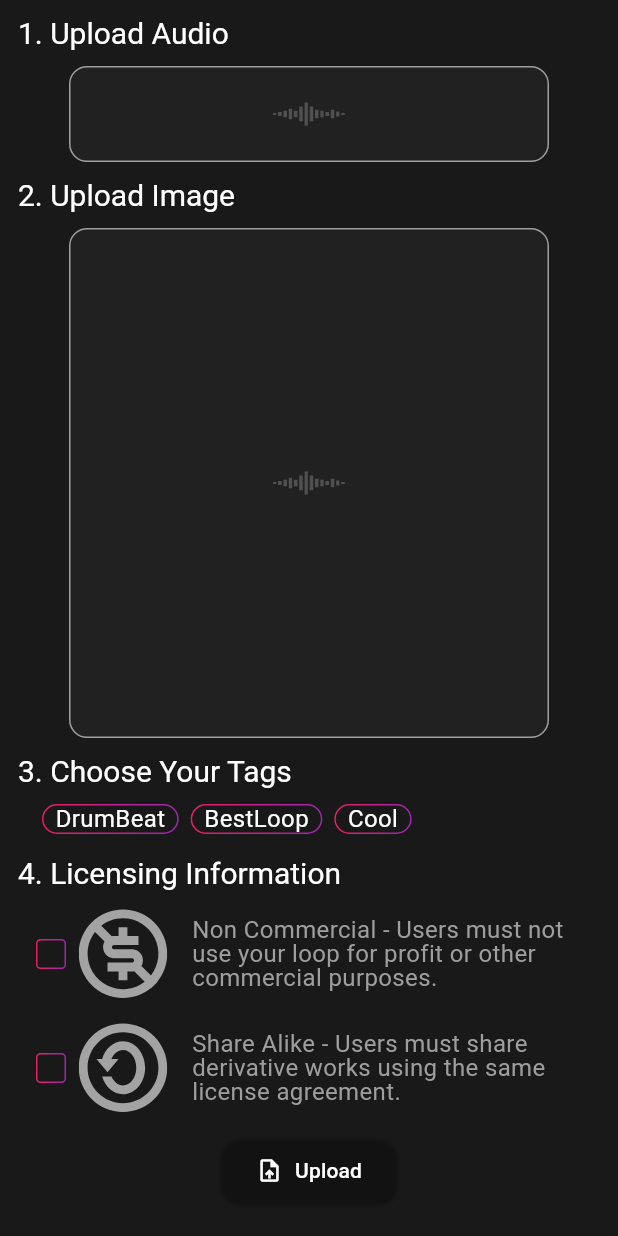
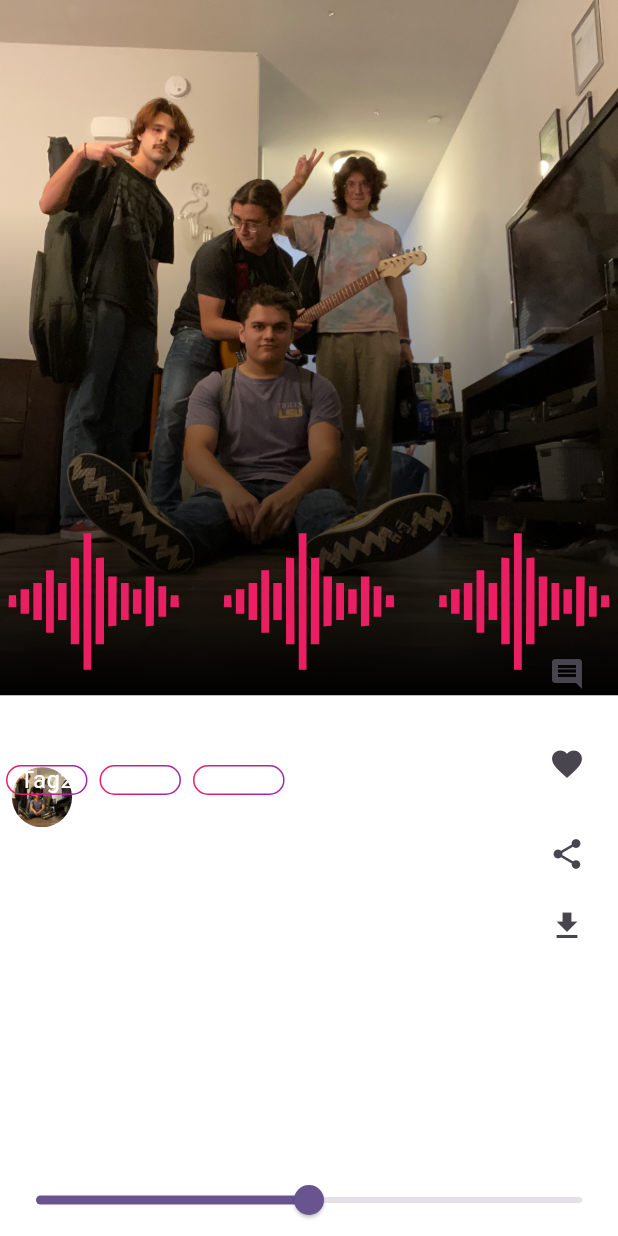
Before and after one commit to makeisalmon/bestloop_app, a Flutter app: the screen it shows after launch, on a phone screen of 412 x 824 dp. Run offline on Flutter 3.47's test engine with Material 3 defaults, Android fonts, the phone set to English and light mode, and no system bars; our stand-ins replace flutter_svg, gradient_borders.

Commit message:
commit with brain-rot
need to fix widget spacing to be relative to screen? maybe? two absolutes.

```diff
--- /dev/null
+++ b/lib/brain_rot.dart
@@ -0,0 +1,247 @@
+import 'dart:math';
+import 'package:flutter/material.dart';
+import 'package:flutter_svg/flutter_svg.dart';
+import 'loop_files/loop_data.dart'; // Import the common LoopData class
+import 'loop_files/carhood.dart' as carhood;
+import 'loop_files/dog.dart' as dog;
+import 'loop_files/unsure.dart' as unsure;
+import 'package:bestloop_app/tag_widget.dart';
+
+/*to add, use carhood as baseline, make new dart file, import it above, then put it in current loop data. be sure to update assets*/
+
+class Rotting extends StatefulWidget {
+  @override
+  _Rotting createState() => _Rotting();
+}
+
+class _Rotting extends State<Rotting> {
+  late LoopData currentLoopData;
+  final PageController _pageController = PageController();
+  final List<LoopData> loops = [
+    carhood.loopData,
+    dog.loopData,
+    unsure.loopData,
+  ];
+
+  @override
+  void initState() {
+    super.initState();
+    currentLoopData = carhood.loopData;
+  }
+
+  void _loadRandomLoop() {
+    final random = Random();
+    setState(() {
+      currentLoopData = loops[random.nextInt(loops.length)];
+    });
+  }
+
+  @override
+  Widget build(BuildContext context) {
+    return Scaffold(
+      body: PageView.builder(
+        controller: _pageController,
+        scrollDirection: Axis.vertical,
+        onPageChanged: (index) {
+          _loadRandomLoop();
+        },
+        itemBuilder: (context, index) {
+          return Stack(
+            children: [
+              Column(
+                children: [
+                  // Background Image with Gradient Overlay
+                  Container(
+                    width: double.infinity,
+                    child: AspectRatio(
+                      aspectRatio: 16 / 18,
+                      child: Stack(
+                        children: [
+                          Container(
+                            decoration: BoxDecoration(
+                              image: DecorationImage(
+                                image: AssetImage(currentLoopData.imagePath),
+                                fit: BoxFit.cover,
+                              ),
+                            ),
+                          ),
+                          Container(
+                            decoration: const BoxDecoration(
+                              gradient: LinearGradient(
+                                begin: Alignment.topCenter,
+                                end: Alignment.bottomCenter,
+                                colors: [
+                                  Colors.transparent,
+                                  Colors.black,
+                                ],
+                                stops: [
+                                  .3,
+                                  1,
+                                ],
+                              ),
+                            ),
+                          ),
+                          // Add the SVG overlay here
+                          Align(
+                            alignment: Alignment.bottomLeft, // Adjust alignment as needed
+                            child: Container(
+                              width: 125, // Set the desired width
+                              height: 125, // Set the desired height
+                              child: SvgPicture.asset(
+                                'assets/pink.svg', // Path to your SVG asset
+                                color: Colors.pink, // Change the color of the SVG
+                              ),
+                            ),
+                          ),
+                          Align(
+                            alignment: Alignment.bottomRight, // Adjust alignment as needed
+                            child: Container(
+                              width: 125, // Set the desired width
+                              height: 125, // Set the desired height
+                              child: SvgPicture.asset(
+                                'assets/pink.svg', // Path to your SVG asset
+                                color: Colors.pink, // Change the color of the SVG
+                              ),
+                            ),
+                          ),
+                          Align(
+                            alignment: Alignment.bottomCenter, // Adjust alignment as needed
+                            child: Container(
+                              width: 125, // Set the desired width
+                              height: 125, // Set the desired height
+                              child: SvgPicture.asset(
+                                'assets/pink.svg', // Path to your SVG asset
+                                color: Colors.pink, // Change the color of the SVG
+                              ),
+                            ),
+                          ),
+                        ],
+                      ),
+                    ),
+                  ),
+
+                  // Title and Artist Information
+                  Padding(
+                    padding: const EdgeInsets.all(8.0),
+                    child: Column(
+                      crossAxisAlignment: CrossAxisAlignment.start,
+                      children: [
+                        Text(
+                          currentLoopData.loopTitle,
+                          style: TextStyle(fontSize: 24, color: Colors.white),
+                        ),
+                        Container(
+                          margin: const EdgeInsets.only(
+                              top: 16.0, bottom: 8.0, left: 0.0, right: 12.0),
+                          child: Row(
+                            crossAxisAlignment: CrossAxisAlignment.start,
+                            children: [
+                              Container(
+                                margin: const EdgeInsets.only(right: 8.0),
+                                child: CircleAvatar(
+                                  backgroundImage: AssetImage(
+                                      currentLoopData.artistImagePath),
+                                ),
+                              ),
+                              Expanded(
+                                child: Column(
+                                  crossAxisAlignment: CrossAxisAlignment.start,
+                                  children: [
+                                    // Add SizedBox to move the text down
+                                    SizedBox(height: 10), // Adjust the height as needed
+                                    Text(
+                                      currentLoopData.artistName,
+                                      style: TextStyle(
+                                          fontSize: 18, color: Colors.white),
+                                    ),
+                                  ],
+                                ),
+                              ),
+                            ],
+                          ),
+                        ),
+                      ],
+                    ),
+                  ),
+                  // Waveform Placeholder
+                  Container(
+                    height: 0,
+                    color: Colors.transparent,
+                    child: const Center(child: Text('Waveform Placeholder')),
+                  ),
+                ],
+              ),
+              Container(
+                margin: const EdgeInsets.only(top: 510.0, bottom: 0.0),
+                child: SmallTag(
+                  tags: ['Tag2', 'Tag3', 'NAUR'],
+                  onDeleteTag: (index) {
+                    print('Deleted tag at index: $index');
+                  },
+                ),
+              ),
+              // Icons Column
+              Positioned(
+                top: 425, // Adjust this value to move the icons lower
+                right: 10,
+                child: Column(
+                  children: [
+                    IconButton(
+                      icon: Icon(Icons.comment),
+                      onPressed: () {},
+                    ),
+                    Text(
+                      '${currentLoopData.comments}',
+                      style: TextStyle(color: Colors.white),
+                    ),
+                    IconButton(
+                      icon: Icon(Icons.favorite),
+                      onPressed: () {},
+                    ),
+                    Text(
+                      '${currentLoopData.likes}',
+                      style: TextStyle(color: Colors.white),
+                    ),
+                    IconButton(
+                      icon: Icon(Icons.share),
+                      onPressed: () {},
+                    ),
+                    IconButton(
+                      icon: Icon(Icons.download),
+                      onPressed: () {},
+                    ),
+                  ],
+                ),
+              ),
+              // Scrubber and SVG Placeholder
+              Positioned(
+                bottom: 0,
+                left: 0,
+                right: 0,
+                child: Column(
+                  crossAxisAlignment: CrossAxisAlignment.start,
+                  children: [
+                    // SVG Placeholder
+                    Padding(
+                      padding: const EdgeInsets.only(left: 8.0),
+                      child: SvgPicture.asset(
+                        currentLoopData.svgPath,
+                        width: 50,
+                        height: 50,
+                      ),
+                    ),
+                    // Scrubber
+                    Slider(
+                      value: 0.5,
+                      onChanged: (value) {},
+                    ),
+                  ],
+                ),
+              ),
+            ],
+          );
+        },
+      ),
+    );
+  }
+}
--- /dev/null
+++ b/lib/loop_files/carhood.dart
@@ -0,0 +1,12 @@
+import 'loop_data.dart';
+
+final loopData = LoopData(
+  imagePath: 'assets/leavingroom.jpg',
+  loopTitle: 'Chill Vibes',
+  artistName: 'DJ Cool',
+  artistImagePath: 'assets/leavingroom.jpg',
+  audioPath: 'assets/audio/Carhood.wav',
+  svgPath: 'assets/share.svg',
+  comments: 120,
+  likes: 450,
+);
--- /dev/null
+++ b/lib/loop_files/dog.dart
@@ -0,0 +1,12 @@
+import 'loop_data.dart';
+
+final loopData = LoopData(
+  imagePath: 'assets/me.JPG',
+  loopTitle: 'Dog Beats',
+  artistName: 'DJ Dog',
+  artistImagePath: 'assets/leavingroom.jpg',
+  audioPath: 'assets/wavfiles/dog.wav',
+  svgPath: 'assets/share.svg',
+  comments: 85,
+  likes: 300,
+);
--- /dev/null
+++ b/lib/loop_files/loop_data.dart
@@ -0,0 +1,21 @@
+class LoopData {
+  final String imagePath;
+  final String loopTitle;
+  final String artistName;
+  final String artistImagePath;
+  final String audioPath;
+  final String svgPath;
+  final int comments;
+  final int likes;
+
+  LoopData({
+    required this.imagePath,
+    required this.loopTitle,
+    required this.artistName,
+    required this.artistImagePath,
+    required this.audioPath,
+    required this.svgPath,
+    required this.comments,
+    required this.likes,
+  });
+}
--- /dev/null
+++ b/lib/loop_files/unsure.dart
@@ -0,0 +1,12 @@
+import 'loop_data.dart';
+
+final loopData = LoopData(
+  imagePath: 'assets/IMG_4099.jpg',
+  loopTitle: 'Chill Vibes',
+  artistName: 'DJ Cool',
+  artistImagePath: 'assets/IMG_4099.jpg',
+  audioPath: 'assets/audio/Unsure.wav',
+  svgPath: 'assets/share.svg',
+  comments: 150,
+  likes: 500,
+);
--- a/lib/main.dart
+++ b/lib/main.dart
@@ -1,6 +1,7 @@
 import 'package:bestloop_app/debug.dart';
 import 'package:flutter/material.dart';
 import 'package:bestloop_app/loop_upload.dart';
+import 'package:bestloop_app/brain_rot.dart';
 
 void main() {
   runApp(const MyApp());
@@ -49,7 +50,7 @@ class MyApp extends StatelessWidget {
           )
         )
       ),
-      home: const Upload(),
+      home: Rotting(),
     );
   }
 }
```
Also changed, not shown: pubspec.yaml (+8 -0 lines), assets/IMG_4099.jpg (added), assets/leavingroom.jpg (added), assets/me.JPG (added), assets/pink.svg (added), 3 other files.
